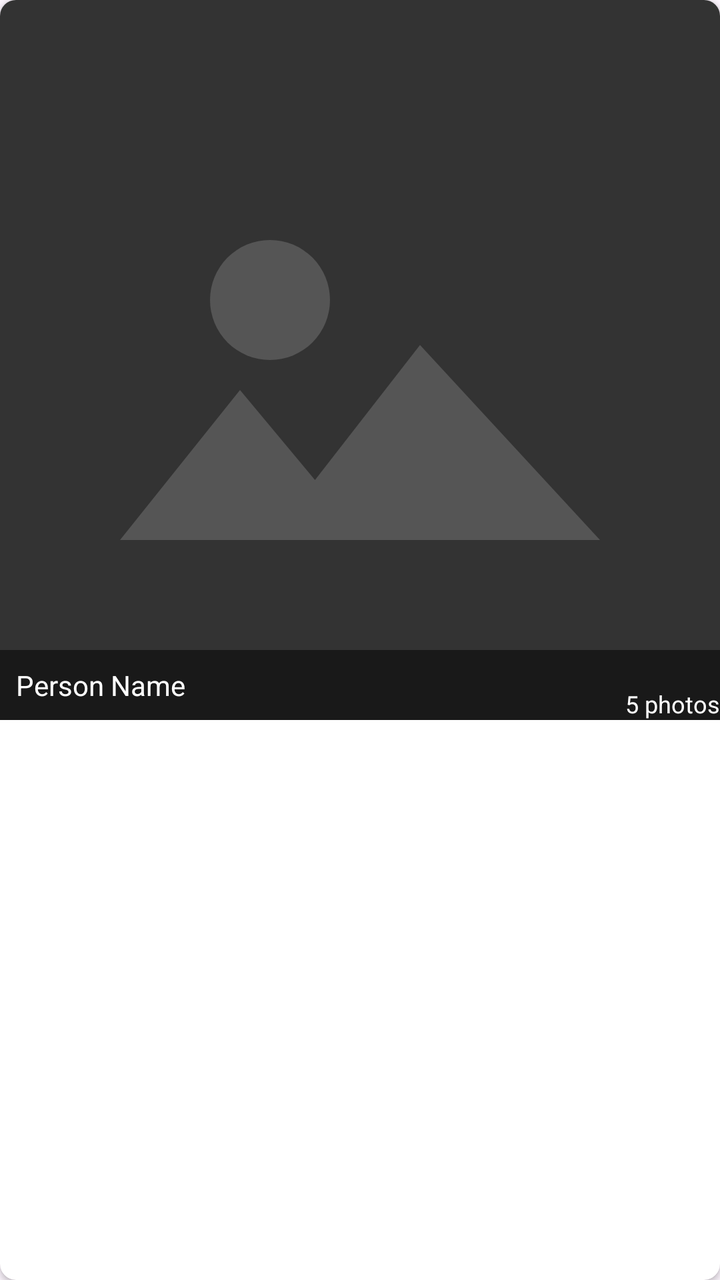
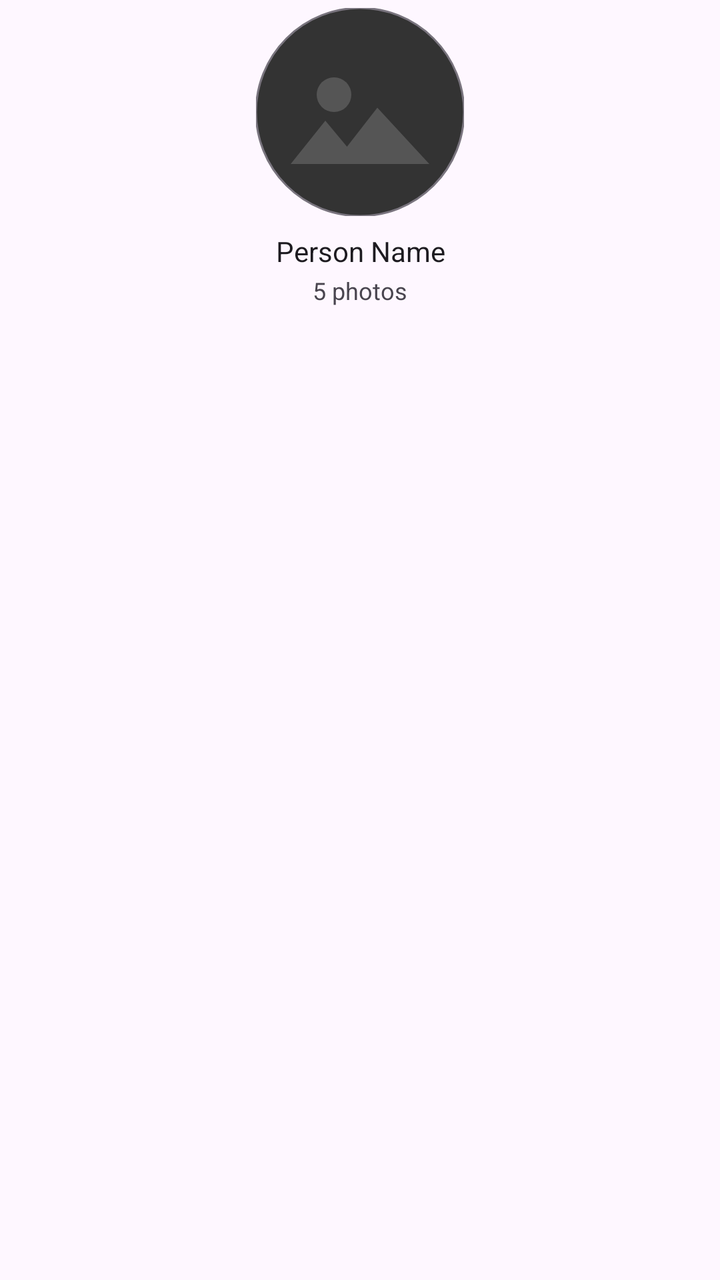

The first picture is an Android layout as it rendered before a commit; the second is the same layout after the commit. The layout source and the unified diff follow.
<!-- AndroidManifest.xml: application theme Theme.SenseGallery -->
<!-- res/layout/item_cluster.xml -->
<?xml version="1.0" encoding="utf-8"?>
<androidx.cardview.widget.CardView xmlns:android="http://schemas.android.com/apk/res/android"
    xmlns:app="http://schemas.android.com/apk/res-auto"
    android:layout_width="match_parent"
    android:layout_height="wrap_content"
    android:layout_margin="4dp"
    app:cardCornerRadius="8dp"
    app:cardElevation="2dp">

    <androidx.constraintlayout.widget.ConstraintLayout
        android:layout_width="match_parent"
        android:layout_height="wrap_content">

        <ImageView
            android:id="@+id/clusterCoverImage"
            android:layout_width="0dp"
            android:layout_height="0dp"
            android:scaleType="centerCrop"
            android:src="@drawable/placeholder_photo"
            app:layout_constraintDimensionRatio="1:1"
            app:layout_constraintEnd_toEndOf="parent"
            app:layout_constraintStart_toStartOf="parent"
            app:layout_constraintTop_toTopOf="parent" />

        <TextView
            android:id="@+id/clusterName"
            android:layout_width="0dp"
            android:layout_height="wrap_content"
            android:background="#80000000"
            android:padding="8dp"
            android:text="Person Name"
            android:textColor="@android:color/white"
            android:textSize="14sp"
            android:maxLines="1"
            android:ellipsize="end"
            app:layout_constraintBottom_toBottomOf="@+id/clusterCoverImage"
            app:layout_constraintEnd_toEndOf="parent"
            app:layout_constraintStart_toStartOf="parent" />

        <TextView
            android:id="@+id/clusterCount"
            android:layout_width="wrap_content"
            android:layout_height="wrap_content"
            android:text="5 photos"
            android:textColor="@android:color/white"
            android:textSize="12sp"
            android:visibility="visible"
            app:layout_constraintBottom_toBottomOf="parent"
            app:layout_constraintEnd_toEndOf="parent" />

    </androidx.constraintlayout.widget.ConstraintLayout>

</androidx.cardview.widget.CardView>
<!-- resources referenced by this layout -->
<resources>
  <!-- drawable placeholder_photo (drawable) -->
  <?xml version="1.0" encoding="utf-8"?>
  <vector xmlns:android="http://schemas.android.com/apk/res/android"
      android:width="48dp"
      android:height="48dp"
      android:viewportWidth="48"
      android:viewportHeight="48">
      <path
          android:fillColor="#333333"
          android:pathData="M0,0h48v48H0z" />
      <path
          android:fillColor="#555555"
          android:pathData="M18,20m-4,0a4,4 0,1 1,8 0a4,4 0,1 1,-8 0" />
      <path
          android:fillColor="#555555"
          android:pathData="M8,36l8,-10 5,6 7,-9 12,13z" />
  </vector>
  <style name="Theme.SenseGallery" parent="Base.Theme.SenseGallery" />
  <style name="Base.Theme.SenseGallery" parent="Theme.Material3.DayNight.NoActionBar">
          
          
      </style>
</resources>

<!-- the commit's change to res/layout/item_cluster.xml (unified diff, before → after) -->
@@ -1,53 +1,46 @@
 <?xml version="1.0" encoding="utf-8"?>
-<androidx.cardview.widget.CardView xmlns:android="http://schemas.android.com/apk/res/android"
+<LinearLayout xmlns:android="http://schemas.android.com/apk/res/android"
     xmlns:app="http://schemas.android.com/apk/res-auto"
     android:layout_width="match_parent"
     android:layout_height="wrap_content"
-    android:layout_margin="4dp"
-    app:cardCornerRadius="8dp"
-    app:cardElevation="2dp">
+    android:layout_marginStart="6dp"
+    android:layout_marginTop="8dp"
+    android:layout_marginEnd="6dp"
+    android:layout_marginBottom="4dp"
+    android:gravity="center_horizontal"
+    android:orientation="vertical"
+    android:padding="4dp">
 
-    <androidx.constraintlayout.widget.ConstraintLayout
+    <com.google.android.material.imageview.ShapeableImageView
+        android:id="@+id/clusterCoverImage"
+        android:layout_width="104dp"
+        android:layout_height="104dp"
+        android:scaleType="centerCrop"
+        android:src="@drawable/placeholder_photo"
+        app:shapeAppearanceOverlay="@style/ShapeOverlayPhotoCircle"
+        app:strokeColor="?attr/colorOutline"
+        app:strokeWidth="1dp" />
+
+    <TextView
+        android:id="@+id/clusterName"
         android:layout_width="match_parent"
-        android:layout_height="wrap_content">
+        android:layout_height="wrap_content"
+        android:layout_marginTop="8dp"
+        android:ellipsize="end"
+        android:gravity="center"
+        android:maxLines="1"
+        android:text="Person Name"
+        android:textColor="?attr/colorOnSurface"
+        android:textSize="14sp" />
 
-        <ImageView
-            android:id="@+id/clusterCoverImage"
-            android:layout_width="0dp"
-            android:layout_height="0dp"
-            android:scaleType="centerCrop"
-            android:src="@drawable/placeholder_photo"
-            app:layout_constraintDimensionRatio="1:1"
-            app:layout_constraintEnd_toEndOf="parent"
-            app:layout_constraintStart_toStartOf="parent"
-            app:layout_constraintTop_toTopOf="parent" />
+    <TextView
+        android:id="@+id/clusterCount"
+        android:layout_width="wrap_content"
+        android:layout_height="wrap_content"
+        android:layout_marginTop="2dp"
+        android:text="5 photos"
+        android:textColor="?attr/colorOnSurfaceVariant"
+        android:textSize="12sp"
+        android:visibility="visible" />
 
-        <TextView
-            android:id="@+id/clusterName"
-            android:layout_width="0dp"
-            android:layout_height="wrap_content"
-            android:background="#80000000"
-            android:padding="8dp"
-            android:text="Person Name"
-            android:textColor="@android:color/white"
-            android:textSize="14sp"
-            android:maxLines="1"
-            android:ellipsize="end"
-            app:layout_constraintBottom_toBottomOf="@+id/clusterCoverImage"
-            app:layout_constraintEnd_toEndOf="parent"
-            app:layout_constraintStart_toStartOf="parent" />
-
-        <TextView
-            android:id="@+id/clusterCount"
-            android:layout_width="wrap_content"
-            android:layout_height="wrap_content"
-            android:text="5 photos"
-            android:textColor="@android:color/white"
-            android:textSize="12sp"
-            android:visibility="visible"
-            app:layout_constraintBottom_toBottomOf="parent"
-            app:layout_constraintEnd_toEndOf="parent" />
-
-    </androidx.constraintlayout.widget.ConstraintLayout>
-
-</androidx.cardview.widget.CardView>
+</LinearLayout>
<!-- resource entries referenced after the edit -->
@@ -17,10 +17,15 @@
           android:fillColor="#555555"
           android:pathData="M8,36l8,-10 5,6 7,-9 12,13z" />
   </vector>
+  <style name="ShapeOverlayPhotoCircle">
+          <item name="cornerFamily">rounded</item>
+          <item name="cornerSize">50%</item>
+      </style>
   <style name="Theme.SenseGallery" parent="Base.Theme.SenseGallery" />
   <style name="Base.Theme.SenseGallery" parent="Theme.Material3.DayNight.NoActionBar">
-          
-          
+          <item name="android:windowBackground">?attr/colorSurface</item>
+          <item name="android:statusBarColor">?attr/colorSurface</item>
+          <item name="android:navigationBarColor">?attr/colorSurface</item>
       </style>
 </resources>
 
